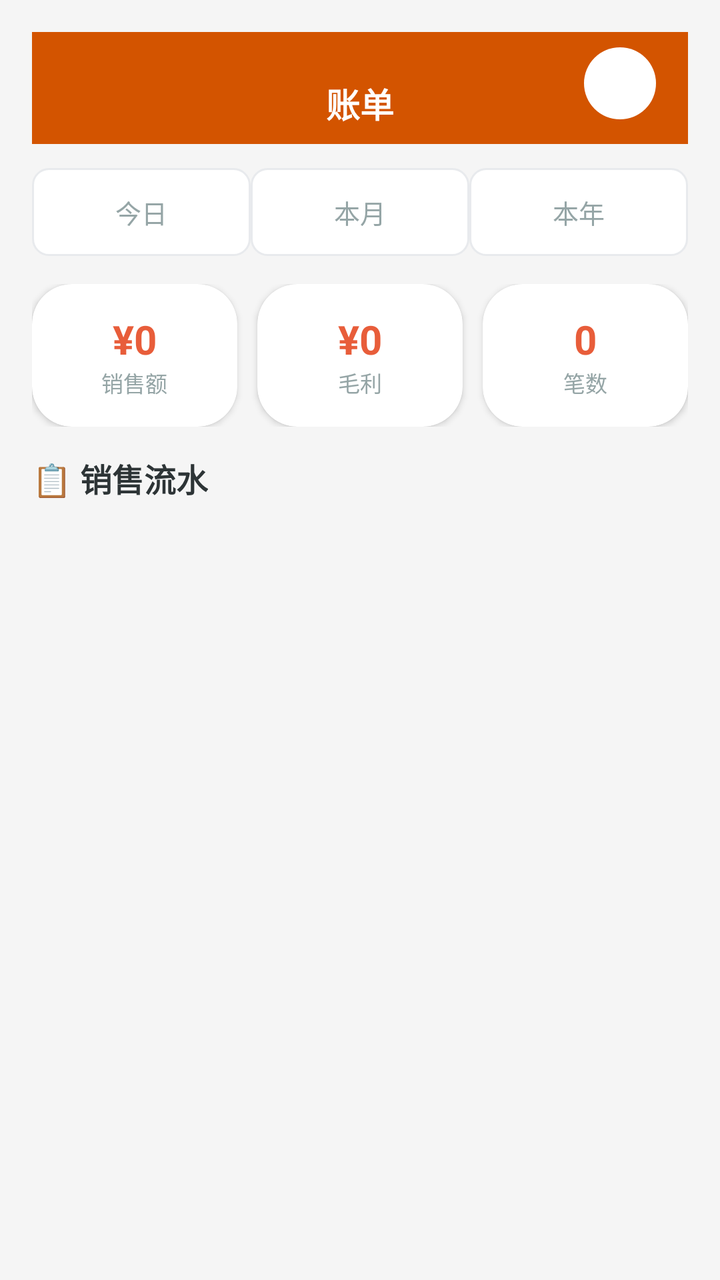
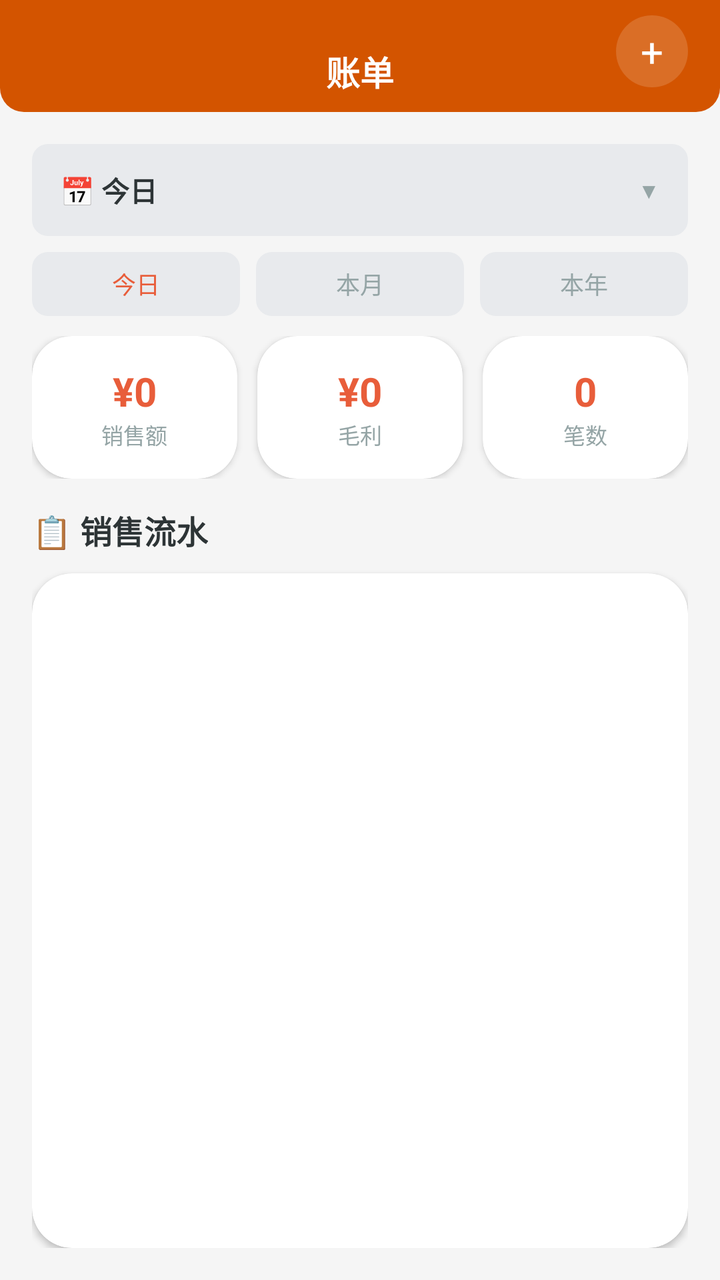

Screens rendered from an Android XML layout before and after an edit, with the pre-edit source and the edit as a unified diff.
<!-- AndroidManifest.xml: application theme Theme.ClothingSI -->
<!-- res/layout/fragment_bills.xml -->
<?xml version="1.0" encoding="utf-8"?>
<LinearLayout xmlns:android="http://schemas.android.com/apk/res/android"
    xmlns:app="http://schemas.android.com/apk/res-auto"
    android:layout_width="match_parent" android:layout_height="match_parent"
    android:orientation="vertical" android:background="#F5F5F5"
    android:padding="16dp">

    
    <RelativeLayout android:layout_width="match_parent" android:layout_height="56dp"
        android:background="#D35400" android:gravity="center_vertical"
        android:layout_margin="-16dp" android:paddingHorizontal="16dp"
        android:layout_marginBottom="12dp">
        <TextView android:layout_width="wrap_content" android:layout_height="wrap_content"
            android:text="账单" android:textSize="17dp" android:textStyle="bold"
            android:textColor="#FFFFFF" android:layout_centerInParent="true" />
        <TextView android:layout_width="36dp" android:layout_height="36dp"
            android:text="+" android:textSize="20dp" android:textColor="#FFFFFF"
            android:gravity="center" android:background="@drawable/circle_bg"
            android:layout_alignParentEnd="true" android:clickable="true"
            android:id="@+id/fab_add_sale" />
    </RelativeLayout>

    
    <LinearLayout android:layout_width="match_parent" android:layout_height="wrap_content"
        android:orientation="horizontal" android:gravity="center"
        android:layout_marginBottom="14dp" android:weightSum="3">
        <TextView android:id="@+id/btn_today" android:layout_width="0dp" android:layout_height="44dp"
            android:layout_weight="1" android:gravity="center" android:text="今日"
            android:background="@drawable/segment_bg" android:textColor="#95A5A6" android:textSize="13dp" />
        <TextView android:id="@+id/btn_month" android:layout_width="0dp" android:layout_height="44dp"
            android:layout_weight="1" android:gravity="center" android:text="本月"
            android:background="@drawable/segment_bg" android:textColor="#95A5A6" android:textSize="13dp" />
        <TextView android:id="@+id/btn_year" android:layout_width="0dp" android:layout_height="44dp"
            android:layout_weight="1" android:gravity="center" android:text="本年"
            android:background="@drawable/segment_bg" android:textColor="#95A5A6" android:textSize="13dp" />
    </LinearLayout>

    
    <LinearLayout android:layout_width="match_parent" android:layout_height="wrap_content"
        android:orientation="horizontal" android:gravity="center"
        android:layout_marginBottom="14dp" android:weightSum="3">
        <androidx.cardview.widget.CardView android:layout_width="0dp" android:layout_height="wrap_content"
            android:layout_weight="1" android:layout_marginEnd="5dp"
            app:cardCornerRadius="20dp" app:cardElevation="2dp">
            <LinearLayout android:layout_width="match_parent" android:layout_height="wrap_content"
                android:orientation="vertical" android:gravity="center" android:paddingTop="14dp" android:paddingBottom="14dp" android:paddingStart="8dp" android:paddingEnd="8dp">
                <TextView android:id="@+id/tv_sales_amount" android:layout_width="wrap_content" android:layout_height="wrap_content"
                    android:text="¥0" android:textSize="20dp" android:textStyle="bold"
                    android:textColor="#E85D3A" />
                <TextView android:layout_width="wrap_content" android:layout_height="wrap_content"
                    android:text="销售额" android:textSize="11dp" android:textColor="#95A5A6" />
            </LinearLayout>
        </androidx.cardview.widget.CardView>
        <androidx.cardview.widget.CardView android:layout_width="0dp" android:layout_height="wrap_content"
            android:layout_weight="1" android:layout_marginHorizontal="5dp"
            app:cardCornerRadius="20dp" app:cardElevation="2dp">
            <LinearLayout android:layout_width="match_parent" android:layout_height="wrap_content"
                android:orientation="vertical" android:gravity="center" android:paddingTop="14dp" android:paddingBottom="14dp" android:paddingStart="8dp" android:paddingEnd="8dp">
                <TextView android:id="@+id/tv_sales_profit" android:layout_width="wrap_content" android:layout_height="wrap_content"
                    android:text="¥0" android:textSize="20dp" android:textStyle="bold"
                    android:textColor="#E85D3A" />
                <TextView android:layout_width="wrap_content" android:layout_height="wrap_content"
                    android:text="毛利" android:textSize="11dp" android:textColor="#95A5A6" />
            </LinearLayout>
        </androidx.cardview.widget.CardView>
        <androidx.cardview.widget.CardView android:layout_width="0dp" android:layout_height="wrap_content"
            android:layout_weight="1" android:layout_marginStart="5dp"
            app:cardCornerRadius="20dp" app:cardElevation="2dp">
            <LinearLayout android:layout_width="match_parent" android:layout_height="wrap_content"
                android:orientation="vertical" android:gravity="center" android:paddingTop="14dp" android:paddingBottom="14dp" android:paddingStart="8dp" android:paddingEnd="8dp">
                <TextView android:id="@+id/tv_sales_count" android:layout_width="wrap_content" android:layout_height="wrap_content"
                    android:text="0" android:textSize="20dp" android:textStyle="bold"
                    android:textColor="#E85D3A" />
                <TextView android:layout_width="wrap_content" android:layout_height="wrap_content"
                    android:text="笔数" android:textSize="11dp" android:textColor="#95A5A6" />
            </LinearLayout>
        </androidx.cardview.widget.CardView>
    </LinearLayout>

    
    <androidx.cardview.widget.CardView android:id="@+id/card_draft"
        android:layout_width="match_parent" android:layout_height="wrap_content"
        app:cardCornerRadius="20dp" app:cardElevation="2dp" android:layout_marginBottom="10dp"
        android:visibility="gone">
        <LinearLayout android:layout_width="match_parent" android:layout_height="wrap_content"
            android:orientation="horizontal" android:paddingTop="14dp" android:paddingBottom="14dp" android:paddingStart="16dp" android:paddingEnd="16dp" android:gravity="center_vertical">
            <LinearLayout android:layout_width="0dp" android:layout_height="wrap_content"
                android:layout_weight="1" android:orientation="vertical">
                <TextView android:id="@+id/tv_draft_title" android:layout_width="wrap_content" android:layout_height="wrap_content"
                    android:textSize="15dp" android:textStyle="bold" />
                <TextView android:id="@+id/tv_draft_subtitle" android:layout_width="wrap_content" android:layout_height="wrap_content"
                    android:textSize="12dp" android:textColor="#95A5A6" />
            </LinearLayout>
            <TextView android:id="@+id/tv_draft_status" android:layout_width="wrap_content" android:layout_height="wrap_content"
                android:text="未提交" android:background="#FFF3E0" android:paddingTop="2dp" android:paddingBottom="2dp" android:paddingStart="8dp" android:paddingEnd="8dp"
                android:textColor="#E65100" android:textSize="11dp" />
        </LinearLayout>
    </androidx.cardview.widget.CardView>

    
    <TextView android:layout_width="wrap_content" android:layout_height="wrap_content"
        android:text="📋 销售流水" android:textSize="16dp" android:textStyle="bold"
        android:textColor="#2D3436" android:layout_marginBottom="10dp" />

    <androidx.recyclerview.widget.RecyclerView android:id="@+id/rv_sales_records"
        android:layout_width="match_parent" android:layout_height="match_parent" />

</LinearLayout>
<!-- resources referenced by this layout -->
<resources>
  <!-- drawable circle_bg (drawable) -->
  <?xml version="1.0" encoding="utf-8"?>
  <shape xmlns:android="http://schemas.android.com/apk/res/android" android:shape="oval">
      <solid android:color="#FFFFFF" />
  </shape>
  <!-- drawable segment_bg (drawable) -->
  <?xml version="1.0" encoding="utf-8"?>
  <shape xmlns:android="http://schemas.android.com/apk/res/android" android:shape="rectangle">
      <solid android:color="#FFFFFF" />
      <corners android:radius="8dp" />
      <stroke android:width="1dp" android:color="#E8EAED" />
  </shape>
  <style name="Theme.ClothingSI" parent="Theme.Material3.Light.NoActionBar">
          <item name="colorPrimary">@color/primary</item>
          <item name="colorPrimaryDark">@color/primary_dark</item>
          <item name="colorAccent">@color/accent</item>
          <item name="android:statusBarColor">@color/primary_dark</item>
          <item name="android:navigationBarColor">@color/white</item>
      </style>
  <color name="primary">#E85D3A</color>
  <color name="primary_dark">#D35400</color>
  <color name="accent">#F4A460</color>
  <color name="white">#FFFFFF</color>
</resources>

<!-- the commit's change to res/layout/fragment_bills.xml (unified diff, before → after) -->
@@ -2,14 +2,12 @@
 <LinearLayout xmlns:android="http://schemas.android.com/apk/res/android"
     xmlns:app="http://schemas.android.com/apk/res-auto"
     android:layout_width="match_parent" android:layout_height="match_parent"
-    android:orientation="vertical" android:background="#F5F5F5"
-    android:padding="16dp">
+    android:orientation="vertical" android:background="#F5F5F5">
 
     
     <RelativeLayout android:layout_width="match_parent" android:layout_height="56dp"
-        android:background="#D35400" android:gravity="center_vertical"
-        android:layout_margin="-16dp" android:paddingHorizontal="16dp"
-        android:layout_marginBottom="12dp">
+        android:background="@drawable/header_bar_bg" android:gravity="center_vertical"
+        android:paddingHorizontal="16dp">
         <TextView android:layout_width="wrap_content" android:layout_height="wrap_content"
             android:text="账单" android:textSize="17dp" android:textStyle="bold"
             android:textColor="#FFFFFF" android:layout_centerInParent="true" />
@@ -21,88 +19,122 @@
     </RelativeLayout>
 
     
-    <LinearLayout android:layout_width="match_parent" android:layout_height="wrap_content"
-        android:orientation="horizontal" android:gravity="center"
-        android:layout_marginBottom="14dp" android:weightSum="3">
-        <TextView android:id="@+id/btn_today" android:layout_width="0dp" android:layout_height="44dp"
-            android:layout_weight="1" android:gravity="center" android:text="今日"
-            android:background="@drawable/segment_bg" android:textColor="#95A5A6" android:textSize="13dp" />
-        <TextView android:id="@+id/btn_month" android:layout_width="0dp" android:layout_height="44dp"
-            android:layout_weight="1" android:gravity="center" android:text="本月"
-            android:background="@drawable/segment_bg" android:textColor="#95A5A6" android:textSize="13dp" />
-        <TextView android:id="@+id/btn_year" android:layout_width="0dp" android:layout_height="44dp"
-            android:layout_weight="1" android:gravity="center" android:text="本年"
-            android:background="@drawable/segment_bg" android:textColor="#95A5A6" android:textSize="13dp" />
-    </LinearLayout>
+    <LinearLayout android:layout_width="match_parent" android:layout_height="match_parent"
+        android:orientation="vertical" android:padding="16dp">
 
-    
-    <LinearLayout android:layout_width="match_parent" android:layout_height="wrap_content"
-        android:orientation="horizontal" android:gravity="center"
-        android:layout_marginBottom="14dp" android:weightSum="3">
-        <androidx.cardview.widget.CardView android:layout_width="0dp" android:layout_height="wrap_content"
-            android:layout_weight="1" android:layout_marginEnd="5dp"
-            app:cardCornerRadius="20dp" app:cardElevation="2dp">
+        
+        <LinearLayout android:id="@+id/date_selector"
+            android:layout_width="match_parent" android:layout_height="46dp"
+            android:orientation="horizontal" android:gravity="center_vertical"
+            android:background="@drawable/segment_container_bg" android:paddingHorizontal="14dp"
+            android:clickable="true" android:focusable="true"
+            android:layout_marginBottom="8dp">
+            <TextView android:id="@+id/tv_date_label" android:layout_width="0dp"
+                android:layout_height="wrap_content" android:layout_weight="1"
+                android:text="📅 今日" android:textSize="14dp" android:textColor="#2D3436"
+                android:textStyle="bold" />
+            <TextView android:layout_width="wrap_content" android:layout_height="wrap_content"
+                android:text="▼" android:textSize="11dp" android:textColor="#95A5A6"
+                android:id="@+id/tv_date_arrow" />
+        </LinearLayout>
+
+        
+        <LinearLayout android:id="@+id/preset_row"
+            android:layout_width="match_parent" android:layout_height="wrap_content"
+            android:orientation="horizontal" android:gravity="center"
+            android:layout_marginBottom="10dp">
+            <TextView android:id="@+id/chip_today" android:layout_width="0dp"
+                android:layout_height="32dp" android:layout_weight="1"
+                android:gravity="center" android:text="今日" android:textSize="12dp"
+                android:background="@drawable/segment_tab_bg"
+                android:textColor="#E85D3A" android:layout_marginEnd="4dp" />
+            <TextView android:id="@+id/chip_month" android:layout_width="0dp"
+                android:layout_height="32dp" android:layout_weight="1"
+                android:gravity="center" android:text="本月" android:textSize="12dp"
+                android:background="@drawable/segment_tab_bg"
+                android:textColor="#95A5A6" android:layout_marginHorizontal="4dp" />
+            <TextView android:id="@+id/chip_year" android:layout_width="0dp"
+                android:layout_height="32dp" android:layout_weight="1"
+                android:gravity="center" android:text="本年" android:textSize="12dp"
+                android:background="@drawable/segment_tab_bg"
+                android:textColor="#95A5A6" android:layout_marginStart="4dp" />
+        </LinearLayout>
+
+        
+        <LinearLayout android:layout_width="match_parent" android:layout_height="wrap_content"
+            android:orientation="horizontal" android:gravity="center"
+            android:layout_marginBottom="14dp" android:weightSum="3">
+            <androidx.cardview.widget.CardView android:layout_width="0dp" android:layout_height="wrap_content"
+                android:layout_weight="1" android:layout_marginEnd="5dp"
+                app:cardCornerRadius="20dp" app:cardElevation="2dp">
+                <LinearLayout android:layout_width="match_parent" android:layout_height="wrap_content"
+                    android:orientation="vertical" android:gravity="center" android:paddingTop="14dp" android:paddingBottom="14dp" android:paddingStart="8dp" android:paddingEnd="8dp">
+                    <TextView android:id="@+id/tv_sales_amount" android:layout_width="wrap_content" android:layout_height="wrap_content"
+                        android:text="¥0" android:textSize="20dp" android:textStyle="bold"
+                        android:textColor="#E85D3A" />
+                    <TextView android:layout_width="wrap_content" android:layout_height="wrap_content"
+                        android:text="销售额" android:textSize="11dp" android:textColor="#95A5A6" />
+                </LinearLayout>
+            </androidx.cardview.widget.CardView>
+            <androidx.cardview.widget.CardView android:layout_width="0dp" android:layout_height="wrap_content"
+                android:layout_weight="1" android:layout_marginHorizontal="5dp"
+                app:cardCornerRadius="20dp" app:cardElevation="2dp">
+                <LinearLayout android:layout_width="match_parent" android:layout_height="wrap_content"
+                    android:orientation="vertical" android:gravity="center" android:paddingTop="14dp" android:paddingBottom="14dp" android:paddingStart="8dp" android:paddingEnd="8dp">
+                    <TextView android:id="@+id/tv_sales_profit" android:layout_width="wrap_content" android:layout_height="wrap_content"
+                        android:text="¥0" android:textSize="20dp" android:textStyle="bold"
+                        android:textColor="#E85D3A" />
+                    <TextView android:layout_width="wrap_content" android:layout_height="wrap_content"
+                        android:text="毛利" android:textSize="11dp" android:textColor="#95A5A6" />
+                </LinearLayout>
+            </androidx.cardview.widget.CardView>
+            <androidx.cardview.widget.CardView android:layout_width="0dp" android:layout_height="wrap_content"
+                android:layout_weight="1" android:layout_marginStart="5dp"
+                app:cardCornerRadius="20dp" app:cardElevation="2dp">
+                <LinearLayout android:layout_width="match_parent" android:layout_height="wrap_content"
+                    android:orientation="vertical" android:gravity="center" android:paddingTop="14dp" android:paddingBottom="14dp" android:paddingStart="8dp" android:paddingEnd="8dp">
+                    <TextView android:id="@+id/tv_sales_count" android:layout_width="wrap_content" android:layout_height="wrap_content"
+                        android:text="0" android:textSize="20dp" android:textStyle="bold"
+                        android:textColor="#E85D3A" />
+                    <TextView android:layout_width="wrap_content" android:layout_height="wrap_content"
+                        android:text="笔数" android:textSize="11dp" android:textColor="#95A5A6" />
+                </LinearLayout>
+            </androidx.cardview.widget.CardView>
+        </LinearLayout>
+
+        
+        <androidx.cardview.widget.CardView android:id="@+id/card_draft"
+            android:layout_width="match_parent" android:layout_height="wrap_content"
+            app:cardCornerRadius="20dp" app:cardElevation="2dp" android:layout_marginBottom="10dp"
+            android:visibility="gone">
             <LinearLayout android:layout_width="match_parent" android:layout_height="wrap_content"
-                android:orientation="vertical" android:gravity="center" android:paddingTop="14dp" android:paddingBottom="14dp" android:paddingStart="8dp" android:paddingEnd="8dp">
-                <TextView android:id="@+id/tv_sales_amount" android:layout_width="wrap_content" android:layout_height="wrap_content"
-                    android:text="¥0" android:textSize="20dp" android:textStyle="bold"
-                    android:textColor="#E85D3A" />
-                <TextView android:layout_width="wrap_content" android:layout_height="wrap_content"
-                    android:text="销售额" android:textSize="11dp" android:textColor="#95A5A6" />
+                android:orientation="horizontal" android:paddingTop="14dp" android:paddingBottom="14dp" android:paddingStart="16dp" android:paddingEnd="16dp" android:gravity="center_vertical">
+                <View android:layout_width="3dp" android:layout_height="match_parent"
+                    android:background="#F39C12" android:layout_marginEnd="12dp" />
+                <LinearLayout android:layout_width="0dp" android:layout_height="wrap_content"
+                    android:layout_weight="1" android:orientation="vertical">
+                    <TextView android:id="@+id/tv_draft_title" android:layout_width="wrap_content" android:layout_height="wrap_content"
+                        android:textSize="15dp" android:textStyle="bold" />
+                    <TextView android:id="@+id/tv_draft_subtitle" android:layout_width="wrap_content" android:layout_height="wrap_content"
+                        android:textSize="12dp" android:textColor="#95A5A6" />
+                </LinearLayout>
+                <TextView android:id="@+id/tv_draft_status" android:layout_width="wrap_content" android:layout_height="wrap_content"
+                    android:text="未提交" android:background="#FFF3E0" android:paddingTop="2dp" android:paddingBottom="2dp" android:paddingStart="8dp" android:paddingEnd="8dp"
+                    android:textColor="#E65100" android:textSize="11dp" />
             </LinearLayout>
         </androidx.cardview.widget.CardView>
-        <androidx.cardview.widget.CardView android:layout_width="0dp" android:layout_height="wrap_content"
-            android:layout_weight="1" android:layout_marginHorizontal="5dp"
-            app:cardCornerRadius="20dp" app:cardElevation="2dp">
-            <LinearLayout android:layout_width="match_parent" android:layout_height="wrap_content"
-                android:orientation="vertical" android:gravity="center" android:paddingTop="14dp" android:paddingBottom="14dp" android:paddingStart="8dp" android:paddingEnd="8dp">
-                <TextView android:id="@+id/tv_sales_profit" android:layout_width="wrap_content" android:layout_height="wrap_content"
-                    android:text="¥0" android:textSize="20dp" android:textStyle="bold"
-                    android:textColor="#E85D3A" />
-                <TextView android:layout_width="wrap_content" android:layout_height="wrap_content"
-                    android:text="毛利" android:textSize="11dp" android:textColor="#95A5A6" />
-            </LinearLayout>
+
+        
+        <TextView android:layout_width="wrap_content" android:layout_height="wrap_content"
+            android:text="📋 销售流水" android:textSize="16dp" android:textStyle="bold"
+            android:textColor="#2D3436" android:layout_marginBottom="10dp" />
+
+        <androidx.cardview.widget.CardView android:layout_width="match_parent"
+            android:layout_height="match_parent" app:cardCornerRadius="20dp" app:cardElevation="2dp"
+            android:paddingStart="8dp" android:paddingEnd="0dp">
+            <androidx.recyclerview.widget.RecyclerView android:id="@+id/rv_sales_records"
+                android:layout_width="match_parent" android:layout_height="match_parent" />
         </androidx.cardview.widget.CardView>
-        <androidx.cardview.widget.CardView android:layout_width="0dp" android:layout_height="wrap_content"
-            android:layout_weight="1" android:layout_marginStart="5dp"
-            app:cardCornerRadius="20dp" app:cardElevation="2dp">
-            <LinearLayout android:layout_width="match_parent" android:layout_height="wrap_content"
-                android:orientation="vertical" android:gravity="center" android:paddingTop="14dp" android:paddingBottom="14dp" android:paddingStart="8dp" android:paddingEnd="8dp">
-                <TextView android:id="@+id/tv_sales_count" android:layout_width="wrap_content" android:layout_height="wrap_content"
-                    android:text="0" android:textSize="20dp" android:textStyle="bold"
-                    android:textColor="#E85D3A" />
-                <TextView android:layout_width="wrap_content" android:layout_height="wrap_content"
-                    android:text="笔数" android:textSize="11dp" android:textColor="#95A5A6" />
-            </LinearLayout>
-        </androidx.cardview.widget.CardView>
+
     </LinearLayout>
-
-    
-    <androidx.cardview.widget.CardView android:id="@+id/card_draft"
-        android:layout_width="match_parent" android:layout_height="wrap_content"
-        app:cardCornerRadius="20dp" app:cardElevation="2dp" android:layout_marginBottom="10dp"
-        android:visibility="gone">
-        <LinearLayout android:layout_width="match_parent" android:layout_height="wrap_content"
-            android:orientation="horizontal" android:paddingTop="14dp" android:paddingBottom="14dp" android:paddingStart="16dp" android:paddingEnd="16dp" android:gravity="center_vertical">
-            <LinearLayout android:layout_width="0dp" android:layout_height="wrap_content"
-                android:layout_weight="1" android:orientation="vertical">
-                <TextView android:id="@+id/tv_draft_title" android:layout_width="wrap_content" android:layout_height="wrap_content"
-                    android:textSize="15dp" android:textStyle="bold" />
-                <TextView android:id="@+id/tv_draft_subtitle" android:layout_width="wrap_content" android:layout_height="wrap_content"
-                    android:textSize="12dp" android:textColor="#95A5A6" />
-            </LinearLayout>
-            <TextView android:id="@+id/tv_draft_status" android:layout_width="wrap_content" android:layout_height="wrap_content"
-                android:text="未提交" android:background="#FFF3E0" android:paddingTop="2dp" android:paddingBottom="2dp" android:paddingStart="8dp" android:paddingEnd="8dp"
-                android:textColor="#E65100" android:textSize="11dp" />
-        </LinearLayout>
-    </androidx.cardview.widget.CardView>
-
-    
-    <TextView android:layout_width="wrap_content" android:layout_height="wrap_content"
-        android:text="📋 销售流水" android:textSize="16dp" android:textStyle="bold"
-        android:textColor="#2D3436" android:layout_marginBottom="10dp" />
-
-    <androidx.recyclerview.widget.RecyclerView android:id="@+id/rv_sales_records"
-        android:layout_width="match_parent" android:layout_height="match_parent" />
-
 </LinearLayout>
<!-- resource entries referenced after the edit -->
@@ -3,15 +3,36 @@
   <!-- drawable circle_bg (drawable) -->
   <?xml version="1.0" encoding="utf-8"?>
   <shape xmlns:android="http://schemas.android.com/apk/res/android" android:shape="oval">
-      <solid android:color="#FFFFFF" />
+      <solid android:color="#26FFFFFF" />
   </shape>
-  <!-- drawable segment_bg (drawable) -->
+  <!-- drawable header_bar_bg (drawable) -->
   <?xml version="1.0" encoding="utf-8"?>
   <shape xmlns:android="http://schemas.android.com/apk/res/android" android:shape="rectangle">
-      <solid android:color="#FFFFFF" />
+      <solid android:color="#D35400" />
+      <corners android:bottomLeftRadius="12dp" android:bottomRightRadius="12dp" />
+  </shape>
+  <!-- drawable segment_container_bg (drawable) -->
+  <?xml version="1.0" encoding="utf-8"?>
+  <shape xmlns:android="http://schemas.android.com/apk/res/android" android:shape="rectangle">
       <corners android:radius="8dp" />
-      <stroke android:width="1dp" android:color="#E8EAED" />
+      <solid android:color="#E8EAED" />
   </shape>
+  <!-- drawable segment_tab_bg (drawable) -->
+  <?xml version="1.0" encoding="utf-8"?>
+  <selector xmlns:android="http://schemas.android.com/apk/res/android">
+      <item android:state_selected="true">
+          <shape android:shape="rectangle">
+              <solid android:color="#FFFFFF" />
+              <corners android:radius="8dp" />
+          </shape>
+      </item>
+      <item>
+          <shape android:shape="rectangle">
+              <solid android:color="#E8EAED" />
+              <corners android:radius="8dp" />
+          </shape>
+      </item>
+  </selector>
   <style name="Theme.ClothingSI" parent="Theme.Material3.Light.NoActionBar">
           <item name="colorPrimary">@color/primary</item>
           <item name="colorPrimaryDark">@color/primary_dark</item>
